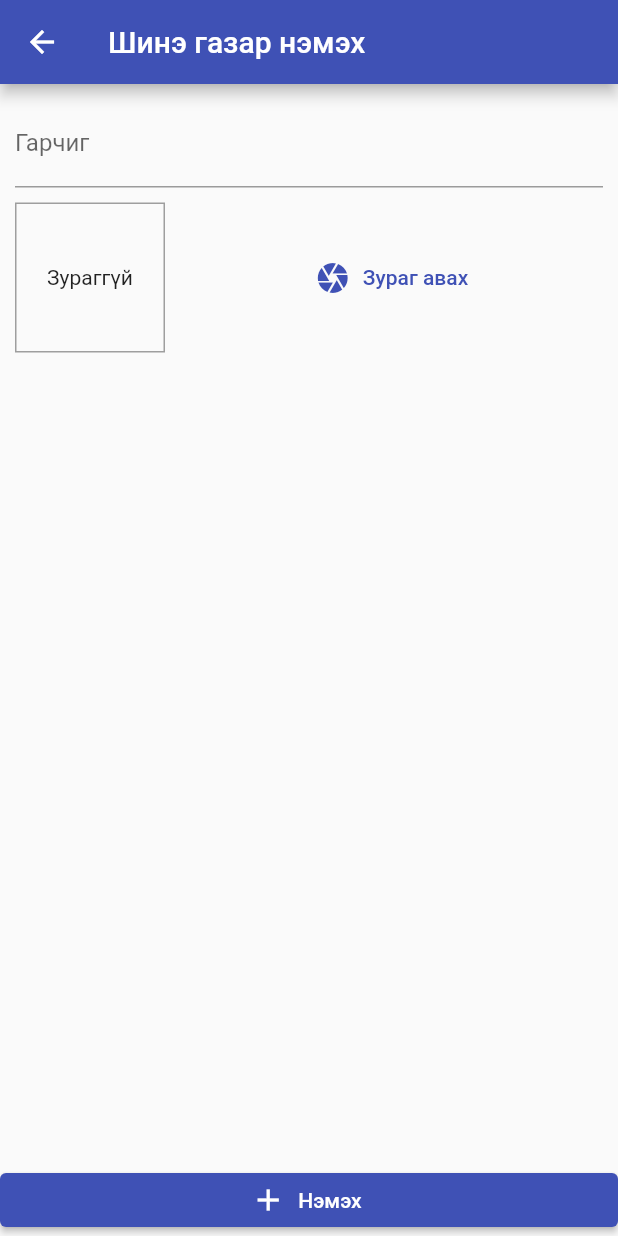
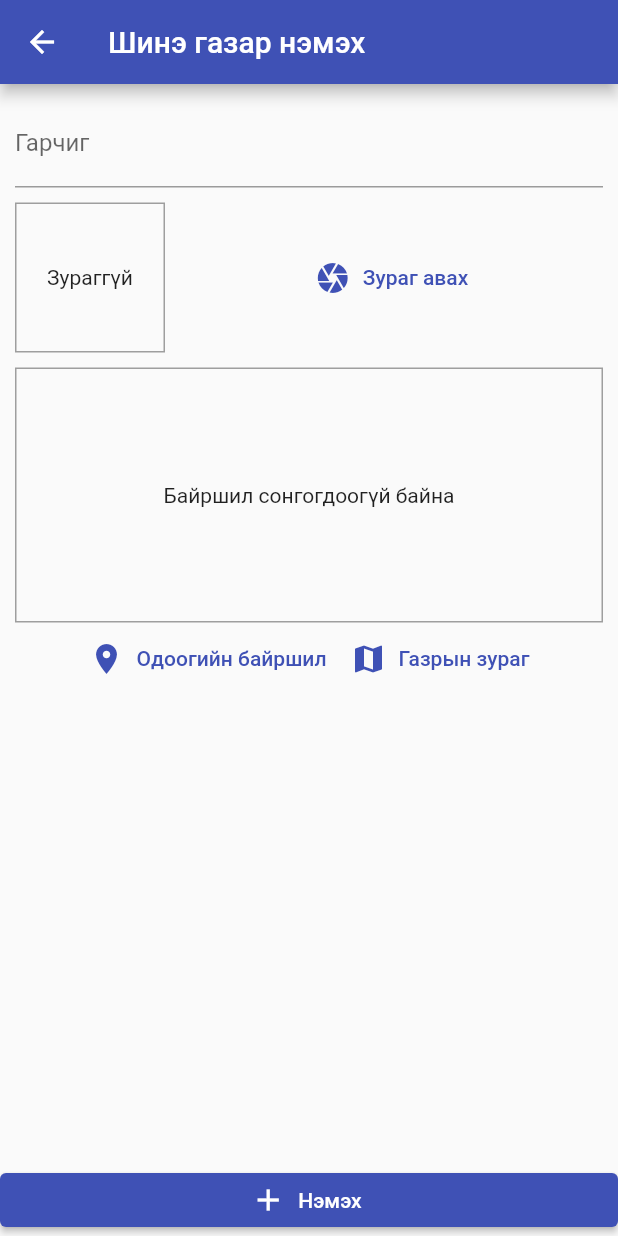
Before and after one commit to BatgerelBill/places_flutter, a Flutter app: the AddPlaceScreen screen opened by its route, on a phone screen of 412 x 824 dp. Run offline on Flutter 3.47's test engine with Material 2 defaults, Android fonts, the phone set to English and light mode, and no system bars; our stand-ins replace google_maps_flutter, image_picker, location, sqflite; accounts and stored records are empty.

Commit message:
working on google maps

```diff
--- /dev/null
+++ b/lib/helpers/location_helper.dart
@@ -0,0 +1,7 @@
+const GOOGLE_API_KEY = 'AIzaSyDCKCqu02XWAXWrnXEY8dpOYe8d2pDK6jo';
+
+class LocationHelper {
+  static String generateLocationPreviewImage(double latitude, double longitude,) {
+    return 'https://maps.googleapis.com/maps/api/staticmap?center=&$latitude,$longitude&zoom=13&size=600x300&maptype=roadmap&markers=color:red%7Clabel:C%7C$latitude,$longitude&key=$GOOGLE_API_KEY';
+  }
+}
--- a/lib/models/place.dart
+++ b/lib/models/place.dart
@@ -7,7 +7,7 @@ class PlaceLocation {
   final double longitude;
   final String address;
 
-  PlaceLocation({
+  const PlaceLocation({
     required this.latitude,
     required this.longitude,
     required this.address,
--- a/lib/screens/add_place_screen.dart
+++ b/lib/screens/add_place_screen.dart
@@ -3,8 +3,9 @@ import 'dart:io';
 import 'package:flutter/material.dart';
 import 'package:provider/provider.dart';
 
+import '../providers/great_places.dart';
 import '../widgets/image_input.dart';
-import '../providers/great_places.dart';
+import '../widgets/location_input.dart';
 
 class AddPlaceScreen extends StatefulWidget {
   const AddPlaceScreen({Key? key}) : super(key: key);
@@ -53,6 +54,8 @@ class _AddPlaceScreenState extends State<AddPlaceScreen> {
                     ),
                     SizedBox(height: 10),
                     ImageInput(_selectImage),
+                    SizedBox(height: 10),
+                    LocationInput(),
                   ],
                 ),
               ),
--- /dev/null
+++ b/lib/widgets/location_input.dart
@@ -0,0 +1,100 @@
+import 'package:flutter/material.dart';
+import 'package:location/location.dart';
+
+import '../helpers/location_helper.dart';
+import '../screens/map_screen.dart';
+
+class LocationInput extends StatefulWidget {
+  const LocationInput({Key? key}) : super(key: key);
+
+  @override
+  _LocationInputState createState() => _LocationInputState();
+}
+
+class _LocationInputState extends State<LocationInput> {
+  String? _previewImageUrl;
+
+  Future<void> _getCurrentUserLocation() async {
+    Location location = new Location();
+
+    bool _serviceEnabled;
+    PermissionStatus _permissionGranted;
+    LocationData _locationData;
+
+    _serviceEnabled = await location.serviceEnabled();
+    if (!_serviceEnabled) {
+      _serviceEnabled = await location.requestService();
+      if (!_serviceEnabled) {
+        return;
+      }
+    }
+
+    _permissionGranted = await location.hasPermission();
+    if (_permissionGranted == PermissionStatus.denied) {
+      _permissionGranted = await location.requestPermission();
+      if (_permissionGranted != PermissionStatus.granted) {
+        return;
+      }
+    }
+
+    _locationData = await location.getLocation();
+    final staticMapImageUrl = LocationHelper.generateLocationPreviewImage(
+        _locationData.latitude!, _locationData.longitude!);
+    setState(() {
+      _previewImageUrl = staticMapImageUrl;
+    });
+  }
+
+  Future<void> _selectOnMap() async {
+    final selectedLocation = await Navigator.of(context).push(
+      MaterialPageRoute(
+        fullscreenDialog: true,
+        builder: (ctx) => MapScreen(isSelecting: true),
+      ),
+    );
+    if (selectedLocation == null) {
+      print('No selected location');
+      return;
+    }
+    // ...
+  }
+
+  @override
+  Widget build(BuildContext context) {
+    return Column(
+      children: [
+        Container(
+          height: 170,
+          width: double.infinity,
+          alignment: Alignment.center,
+          decoration: BoxDecoration(
+            border: Border.all(width: 1, color: Colors.grey),
+          ),
+          child: _previewImageUrl == null
+              ? Text(
+                  'Байршил сонгогдоогүй байна',
+                  textAlign: TextAlign.center,
+                )
+              : Image.network(
+                  _previewImageUrl!,
+                  fit: BoxFit.cover,
+                  width: double.infinity,
+                ),
+        ),
+        Row(
+          mainAxisAlignment: MainAxisAlignment.center,
+          children: [
+            TextButton.icon(
+                onPressed: _getCurrentUserLocation,
+                icon: Icon(Icons.location_on),
+                label: Text('Одоогийн байршил')),
+            TextButton.icon(
+                onPressed: _selectOnMap,
+                icon: Icon(Icons.map),
+                label: Text('Газрын зураг')),
+          ],
+        )
+      ],
+    );
+  }
+}
--- a/pubspec.yaml
+++ b/pubspec.yaml
@@ -28,6 +28,8 @@ dependencies:
   path_provider: ^2.0.2
   path: ^1.8.0
   sqflite: ^2.0.0+3
+  location: ^4.3.0
+  google_maps_flutter: ^2.0.6
 
 
   # The following adds the Cupertino Icons font to your application.
```
Also changed, not shown: lib/screens/map_screen.dart (added, +41 -0 lines), pubspec.lock, 4 other files.
